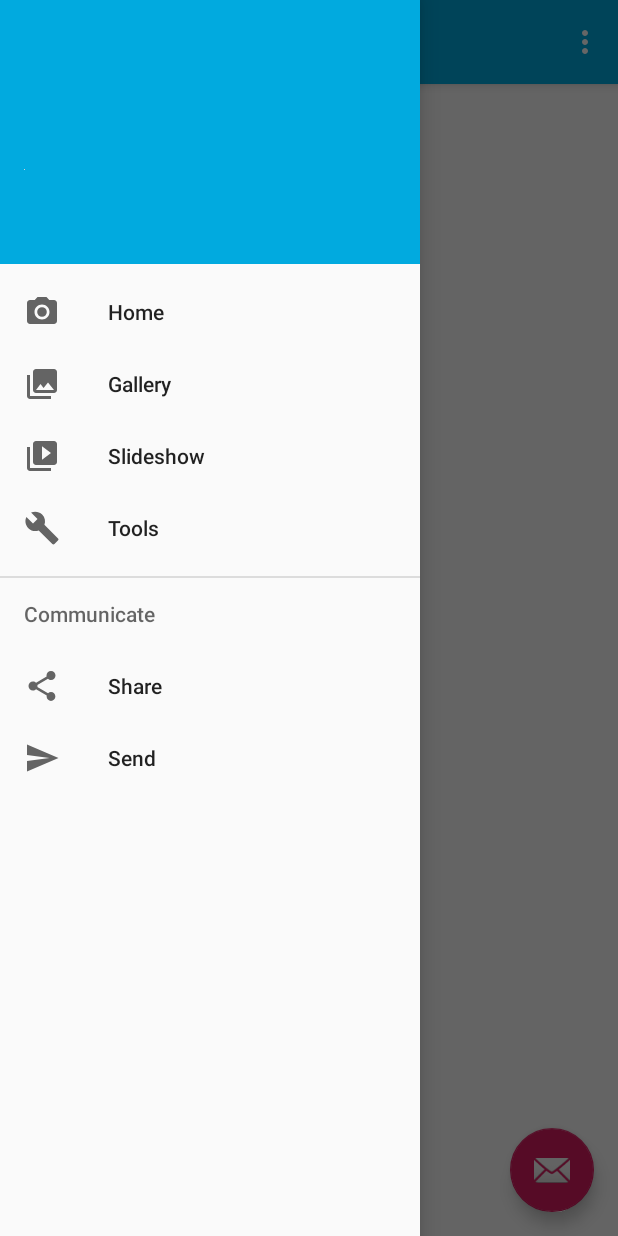
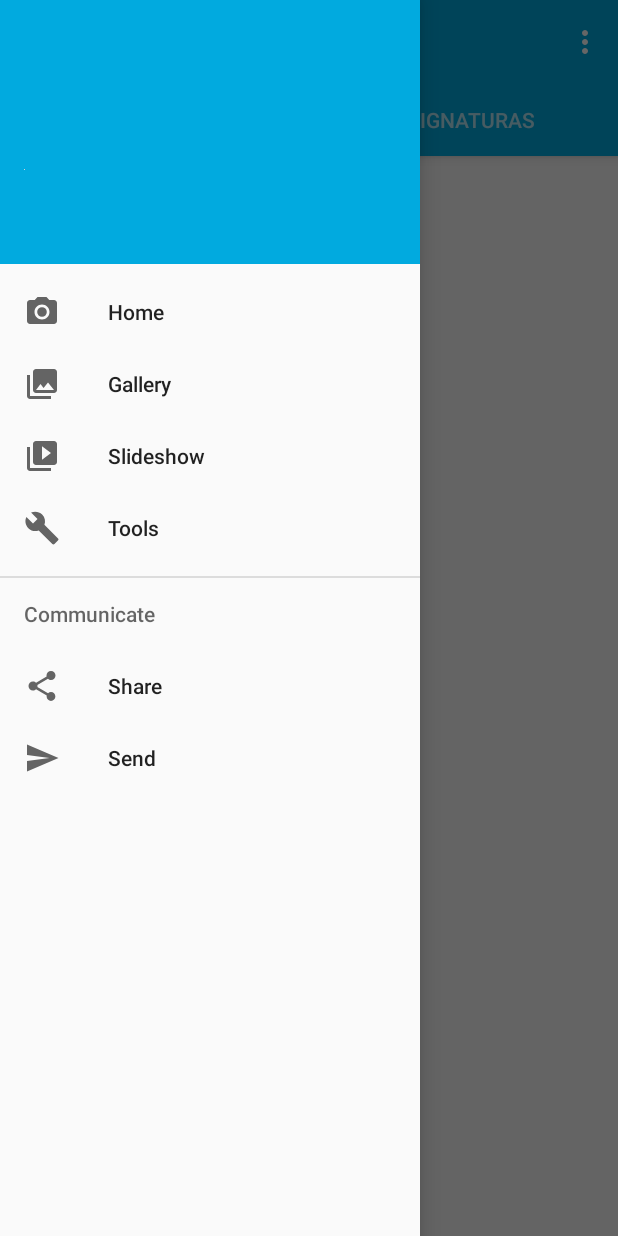
Before and after one commit to uhelper/Uhelper, an Android app: the screen it shows after launch once a user with an empty profile is signed in (MainActivity), with the side drawer open, on a phone screen of 412 x 824 dp. Run offline under Robolectric (Android 15) with nearby library versions, the phone set to English and light mode, and no system bars; our stand-ins replace Firebase (no records; nobody signed in at launch, a user with empty details on screens opened directly), Picasso.

Commit message:
tabbed activity de asignaturas y chats

```diff
--- a/uhelper/app/build.gradle
+++ b/uhelper/app/build.gradle
@@ -34,4 +34,5 @@ dependencies {
     androidTestImplementation 'com.android.support.test.espresso:espresso-core:3.0.2'
     implementation 'com.android.support:recyclerview-v7:28.0.0'
     implementation 'com.android.support:cardview-v7:28.0.0'
+    implementation 'android.arch.lifecycle:extensions:1.1.1'
 }
--- a/uhelper/app/src/main/java/com/techdevcol/uhelper/activities/MainActivity.java
+++ b/uhelper/app/src/main/java/com/techdevcol/uhelper/activities/MainActivity.java
@@ -1,33 +1,26 @@
 package com.techdevcol.uhelper.activities;
-
-import android.content.Intent;
-import android.net.Uri;
 import android.os.Bundle;
 import android.support.annotation.NonNull;
 import android.support.design.widget.FloatingActionButton;
 import android.support.design.widget.Snackbar;
+import android.support.design.widget.TabLayout;
+import android.support.v4.view.ViewPager;
 import android.view.View;
 import android.support.v4.view.GravityCompat;
 import android.support.v7.app.ActionBarDrawerToggle;
 import android.view.MenuItem;
 import android.support.design.widget.NavigationView;
 import android.support.v4.widget.DrawerLayout;
-
 import android.support.v7.app.AppCompatActivity;
 import android.support.v7.widget.Toolbar;
 import android.view.Menu;
 import android.widget.ImageView;
 import android.widget.TextView;
-import android.widget.Toast;
-
 import com.google.firebase.auth.FirebaseAuth;
 import com.google.firebase.auth.FirebaseUser;
-import com.google.firebase.auth.UserInfo;
-import com.google.firebase.auth.UserProfileChangeRequest;
 import com.squareup.picasso.Picasso;
 import com.techdevcol.uhelper.R;
-
-import java.util.List;
+import com.techdevcol.uhelper.adapters.SectionsPagerAdapter;
 
 public class MainActivity extends AppCompatActivity
         implements NavigationView.OnNavigationItemSelectedListener {
@@ -39,15 +32,7 @@ public class MainActivity extends AppCompatActivity
         setContentView(R.layout.activity_main);
         Toolbar toolbar = findViewById(R.id.toolbar);
         setSupportActionBar(toolbar);
-        FloatingActionButton fab = findViewById(R.id.fab);
-        fab.setOnClickListener(new View.OnClickListener() {
-            @Override
-            public void onClick(View view) {
-                Snackbar.make(view, "Replace with your own action", Snackbar.LENGTH_LONG)
-                        .setAction("Action", null).show();
-            }
-        });
-
+        //Navigation drawer
         DrawerLayout drawer = findViewById(R.id.drawer_layout);
         navigationView = findViewById(R.id.nav_view);
         ActionBarDrawerToggle toggle = new ActionBarDrawerToggle(
@@ -55,6 +40,7 @@ public class MainActivity extends AppCompatActivity
         drawer.addDrawerListener(toggle);
         toggle.syncState();
         navigationView.setNavigationItemSelectedListener(this);
+        //Oidor de eventos der el usuario autenticado actualmente
         firebaseAuthListener = new FirebaseAuth.AuthStateListener() {
             @Override
             public void onAuthStateChanged(@NonNull FirebaseAuth firebaseAuth) {
@@ -62,6 +48,15 @@ public class MainActivity extends AppCompatActivity
                 updateNavigationInfo(user);
             }
         };
+        setUpTabbedActivity();
+    }
+    public void setUpTabbedActivity()
+    {
+        SectionsPagerAdapter sectionsPagerAdapter = new SectionsPagerAdapter(this, getSupportFragmentManager());
+        ViewPager viewPager = findViewById(R.id.view_pager);
+        viewPager.setAdapter(sectionsPagerAdapter);
+        TabLayout tabs = findViewById(R.id.tabs);
+        tabs.setupWithViewPager(viewPager);
     }
 
     private void updateNavigationInfo(FirebaseUser user)
--- /dev/null
+++ b/uhelper/app/src/main/java/com/techdevcol/uhelper/adapters/SectionsPagerAdapter.java
@@ -0,0 +1,53 @@
+package com.techdevcol.uhelper.adapters;
+
+import android.content.Context;
+import android.support.annotation.Nullable;
+import android.support.annotation.StringRes;
+import android.support.v4.app.Fragment;
+import android.support.v4.app.FragmentManager;
+import android.support.v4.app.FragmentPagerAdapter;
+import com.techdevcol.uhelper.R;
+import com.techdevcol.uhelper.fragments.FragmentAsignaturas;
+import com.techdevcol.uhelper.fragments.FragmentChats;
+
+/**
+ * A [FragmentPagerAdapter] that returns a fragment corresponding to
+ * one of the sections/tabs/pages.
+ */
+public class SectionsPagerAdapter extends FragmentPagerAdapter {
+
+    @StringRes
+    private static final int[] TAB_TITLES = new int[]{R.string.tab_text_1, R.string.tab_text_2};
+    private final Context mContext;
+
+    public SectionsPagerAdapter(Context context, FragmentManager fm) {
+        super(fm);
+        mContext = context;
+    }
+
+    @Override
+    public Fragment getItem(int position) {
+        // getItem is called to instantiate the fragment for the given page.
+        // Return a PlaceholderFragment (defined as a static inner class below).
+        switch (position){
+            case 0:
+                return FragmentChats.newInstance();
+
+            case 1:
+                return FragmentAsignaturas.newInstance();
+        }
+        return null;
+    }
+
+    @Nullable
+    @Override
+    public CharSequence getPageTitle(int position) {
+        return mContext.getResources().getString(TAB_TITLES[position]);
+    }
+
+    @Override
+    public int getCount() {
+        // Show 2 total pages.
+        return 2;
+    }
+}
--- /dev/null
+++ b/uhelper/app/src/main/java/com/techdevcol/uhelper/fragments/FragmentAsignaturas.java
@@ -0,0 +1,31 @@
+package com.techdevcol.uhelper.fragments;
+import android.os.Bundle;
+import android.support.annotation.NonNull;
+import android.support.v4.app.Fragment;
+import android.view.LayoutInflater;
+import android.view.View;
+import android.view.ViewGroup;
+
+import com.techdevcol.uhelper.R;
+
+public class FragmentAsignaturas extends Fragment {
+
+    private static final String ARG_SECTION_NUMBER = "section_number";
+
+    public static FragmentAsignaturas newInstance() {
+        FragmentAsignaturas fragment = new FragmentAsignaturas();
+        return fragment;
+    }
+    @Override
+    public void onCreate(Bundle savedInstanceState) {
+        super.onCreate(savedInstanceState);
+
+    }
+    @Override
+    public View onCreateView(
+            @NonNull LayoutInflater inflater, ViewGroup container,
+            Bundle savedInstanceState) {
+        View root = inflater.inflate(R.layout.fragment_asignaturas, container, false);
+        return root;
+    }
+}
--- /dev/null
+++ b/uhelper/app/src/main/java/com/techdevcol/uhelper/fragments/FragmentChats.java
@@ -0,0 +1,30 @@
+package com.techdevcol.uhelper.fragments;
+import android.os.Bundle;
+import android.support.annotation.NonNull;
+import android.support.v4.app.Fragment;
+import android.view.LayoutInflater;
+import android.view.View;
+import android.view.ViewGroup;
+
+import com.techdevcol.uhelper.R;
+
+public class FragmentChats extends Fragment {
+
+    public static FragmentChats newInstance() {
+        FragmentChats fragment = new FragmentChats();
+        return fragment;
+    }
+
+    @Override
+    public void onCreate(Bundle savedInstanceState) {
+        super.onCreate(savedInstanceState);
+    }
+
+    @Override
+    public View onCreateView(
+            @NonNull LayoutInflater inflater, ViewGroup container,
+            Bundle savedInstanceState) {
+        View root = inflater.inflate(R.layout.fragment_asignaturas, container, false);
+        return root;
+    }
+}
--- a/uhelper/app/src/main/res/layout/app_bar_main.xml
+++ b/uhelper/app/src/main/res/layout/app_bar_main.xml
@@ -17,17 +17,13 @@
             android:layout_height="?attr/actionBarSize"
             android:background="?attr/colorPrimary"
             app:popupTheme="@style/AppTheme.PopupOverlay" />
-
+        <android.support.design.widget.TabLayout
+            android:id="@+id/tabs"
+            android:layout_width="match_parent"
+            android:layout_height="wrap_content"
+            android:background="?attr/colorPrimary" />
     </android.support.design.widget.AppBarLayout>
 
     <include layout="@layout/content_main" />
 
-    <android.support.design.widget.FloatingActionButton
-        android:id="@+id/fab"
-        android:layout_width="wrap_content"
-        android:layout_height="wrap_content"
-        android:layout_gravity="bottom|end"
-        android:layout_margin="@dimen/fab_margin"
-        app:srcCompat="@android:drawable/ic_dialog_email" />
-
 </android.support.design.widget.CoordinatorLayout>
--- a/uhelper/app/src/main/res/layout/content_main.xml
+++ b/uhelper/app/src/main/res/layout/content_main.xml
@@ -7,4 +7,9 @@
     app:layout_behavior="@string/appbar_scrolling_view_behavior"
     tools:context=".activities.MainActivity"
     tools:showIn="@layout/app_bar_main">
+    <android.support.v4.view.ViewPager
+        android:id="@+id/view_pager"
+        android:layout_width="match_parent"
+        android:layout_height="match_parent"
+        app:layout_behavior="@string/appbar_scrolling_view_behavior"/>
 </android.support.constraint.ConstraintLayout>
--- a/uhelper/app/src/main/res/values/strings.xml
+++ b/uhelper/app/src/main/res/values/strings.xml
@@ -19,4 +19,6 @@
     <string name="cargando">Cargando . ...</string>
     <string name="txt_notificaciones">Notificaciones</string>
     <string name="txt_recordatorios">Recordatorios</string>
+    <string name="tab_text_1">Chats</string>
+    <string name="tab_text_2">Asignaturas</string>
 </resources>
```
Also changed, not shown: uhelper/app/src/main/res/layout/fragment_asignaturas.xml (added, +11 -0 lines), uhelper/app/src/main/res/layout/fragment_chats.xml (added, +25 -0 lines).
